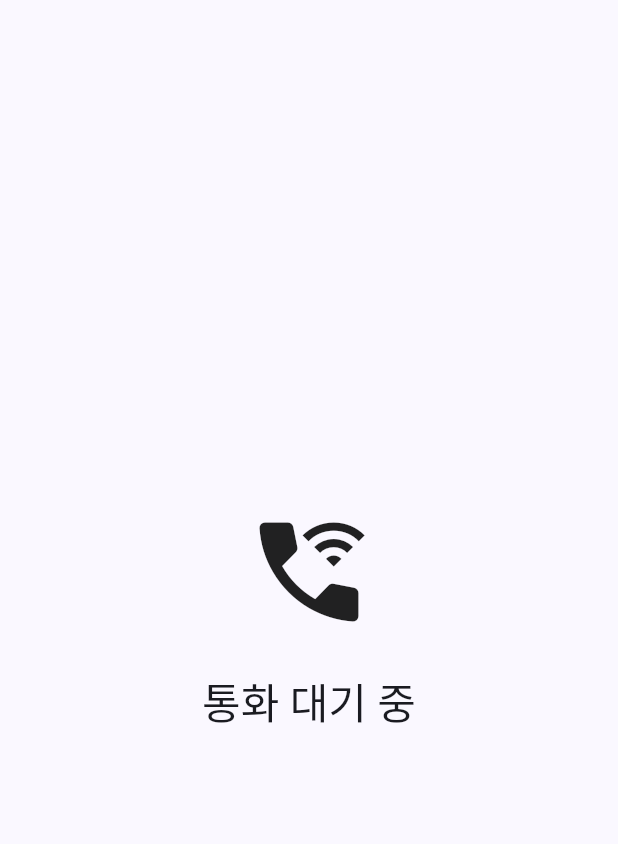
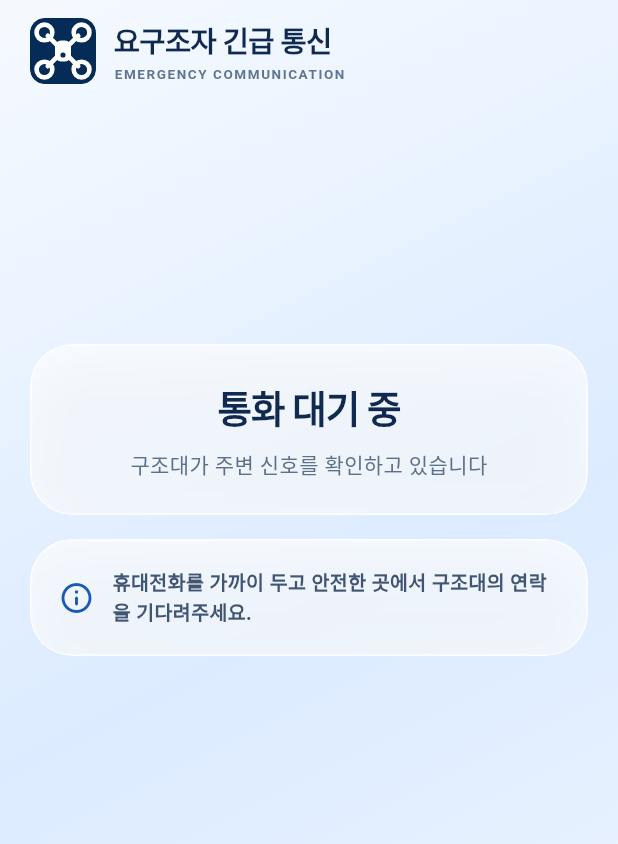
Before and after one commit to v33jy/drowning, a Flutter app: the screen it shows after launch, on a phone screen of 412 x 824 dp. Shown: the top 844 px of the screen. Run offline on Flutter 3.47's test engine with Material 3 defaults, Android fonts, the phone set to English and light mode, and no system bars; our stand-ins replace flutter_map, flutter_riverpod, flutter_svg, latlong2, permission_handler; missing offline and left inert: flutter_webrtc; network calls fail.

Commit message:
feat: 요구조자 음성 통화 UI 개선

```diff
--- a/app/lib/config.dart
+++ b/app/lib/config.dart
@@ -5,7 +5,7 @@ class Config {
   );
   static const int httpPort = int.fromEnvironment(
     'HTTP_PORT',
-    defaultValue: 8000,
+    defaultValue: 8001,
   );
   static const int mediaHttpPort = int.fromEnvironment(
     'MEDIA_HTTP_PORT',
--- /dev/null
+++ b/survivor_app/lib/call_models.dart
@@ -0,0 +1,3 @@
+enum CallPhase { waiting, connecting, active, reconnecting, disconnected }
+
+enum AudioMode { call, pushToTalk }
--- /dev/null
+++ b/survivor_app/lib/call_screen_widgets.dart
@@ -0,0 +1,300 @@
+import 'dart:ui';
+
+import 'package:flutter/material.dart';
+import 'package:flutter_svg/flutter_svg.dart';
+
+import 'call_models.dart';
+
+class BrandSplashScreen extends StatelessWidget {
+  const BrandSplashScreen({super.key});
+
+  @override
+  Widget build(BuildContext context) => const Scaffold(
+    backgroundColor: Color(0xFFF2F7FF),
+    body: SafeArea(
+      child: Center(
+        child: Column(
+          mainAxisSize: MainAxisSize.min,
+          children: [
+            _BrandLogo(size: 64),
+            SizedBox(height: 12),
+            Text(
+              'DROWNING',
+              style: TextStyle(
+                color: Color(0xFF052B57),
+                fontSize: 19,
+                fontWeight: FontWeight.w900,
+                letterSpacing: 1.8,
+              ),
+            ),
+          ],
+        ),
+      ),
+    ),
+  );
+}
+
+class _BrandLogo extends StatelessWidget {
+  const _BrandLogo({required this.size});
+
+  final double size;
+
+  @override
+  Widget build(BuildContext context) => ClipRRect(
+    borderRadius: BorderRadius.circular(size * 0.22),
+    child: SvgPicture.asset(
+      'assets/images/drowning-drone-logo.svg',
+      width: size,
+      height: size,
+    ),
+  );
+}
+
+class LiquidBackground extends StatelessWidget {
+  const LiquidBackground({super.key});
+
+  @override
+  Widget build(BuildContext context) => const DecoratedBox(
+    decoration: BoxDecoration(
+      gradient: LinearGradient(
+        begin: Alignment.topLeft,
+        end: Alignment.bottomRight,
+        colors: [Color(0xFFF6FAFF), Color(0xFFDCEBFF), Color(0xFFF2F7FF)],
+      ),
+    ),
+  );
+}
+
+class GlassPanel extends StatelessWidget {
+  const GlassPanel({
+    super.key,
+    required this.child,
+    this.padding = const EdgeInsets.all(18),
+  });
+
+  final Widget child;
+  final EdgeInsets padding;
+
+  @override
+  Widget build(BuildContext context) => ClipRRect(
+    borderRadius: BorderRadius.circular(28),
+    child: BackdropFilter(
+      filter: ImageFilter.blur(sigmaX: 22, sigmaY: 22),
+      child: Container(
+        padding: padding,
+        decoration: BoxDecoration(
+          color: Colors.white.withValues(alpha: 0.68),
+          borderRadius: BorderRadius.circular(28),
+          border: Border.all(color: Colors.white.withValues(alpha: 0.9)),
+          boxShadow: const [
+            BoxShadow(
+              color: Color(0x180C3B72),
+              blurRadius: 28,
+              offset: Offset(0, 14),
+            ),
+          ],
+        ),
+        child: child,
+      ),
+    ),
+  );
+}
+
+class AppBrandHeader extends StatelessWidget {
+  const AppBrandHeader({super.key});
+
+  @override
+  Widget build(BuildContext context) => Row(
+    children: [
+      const _BrandLogo(size: 44),
+      const SizedBox(width: 12),
+      const Expanded(
+        child: Column(
+          crossAxisAlignment: CrossAxisAlignment.start,
+          children: [
+            Text(
+              '요구조자 긴급 통신',
+              style: TextStyle(
+                color: Color(0xFF10294F),
+                fontSize: 19,
+                fontWeight: FontWeight.w900,
+                letterSpacing: -0.4,
+              ),
+            ),
+            SizedBox(height: 1),
+            Text(
+              'EMERGENCY COMMUNICATION',
+              style: TextStyle(
+                color: Color(0xFF607590),
+                fontSize: 9,
+                fontWeight: FontWeight.w700,
+                letterSpacing: 1.05,
+              ),
+            ),
+          ],
+        ),
+      ),
+    ],
+  );
+}
+
+class CallStatusCard extends StatelessWidget {
+  const CallStatusCard({
+    super.key,
+    required this.phase,
+    required this.retryAttempt,
+    required this.maxReconnectAttempts,
+  });
+
+  final CallPhase phase;
+  final int retryAttempt;
+  final int maxReconnectAttempts;
+
+  @override
+  Widget build(BuildContext context) {
+    final copy = switch (phase) {
+      CallPhase.waiting => ('통화 대기 중', '구조대가 주변 신호를 확인하고 있습니다'),
+      CallPhase.connecting => ('통화 연결 중', '구조대와 안전한 통신 채널을 연결합니다'),
+      CallPhase.active => ('구조대와 연결됨', '침착하게 현재 상황을 알려주세요'),
+      CallPhase.reconnecting => (
+        '통화 재연결 중',
+        '자동 재연결 $retryAttempt/$maxReconnectAttempts',
+      ),
+      CallPhase.disconnected => ('통화 연결 끊김', '아래 버튼을 눌러 다시 연결해주세요'),
+    };
+    return GlassPanel(
+      padding: const EdgeInsets.fromLTRB(22, 24, 22, 22),
+      child: Column(
+        children: [
+          Text(
+            copy.$1,
+            textAlign: TextAlign.center,
+            style: const TextStyle(
+              color: Color(0xFF10294F),
+              fontSize: 25,
+              fontWeight: FontWeight.w900,
+              letterSpacing: -0.8,
+            ),
+          ),
+          const SizedBox(height: 7),
+          Text(
+            copy.$2,
+            textAlign: TextAlign.center,
+            style: const TextStyle(
+              color: Color(0xFF5C708A),
+              fontSize: 14,
+              fontWeight: FontWeight.w500,
+            ),
+          ),
+        ],
+      ),
+    );
+  }
+}
+
+class SafetyGuideCard extends StatelessWidget {
+  const SafetyGuideCard({super.key});
+
+  @override
+  Widget build(BuildContext context) => const GlassPanel(
+    child: Row(
+      children: [
+        Icon(Icons.info_outline_rounded, color: Color(0xFF1A5AB2)),
+        SizedBox(width: 12),
+        Expanded(
+          child: Text(
+            '휴대전화를 가까이 두고 안전한 곳에서 구조대의 연락을 기다려주세요.',
+            style: TextStyle(
+              color: Color(0xFF405571),
+              height: 1.45,
+              fontSize: 13,
+              fontWeight: FontWeight.w600,
+            ),
+          ),
+        ),
+      ],
+    ),
+  );
+}
+
+class AudioModeSelector extends StatelessWidget {
+  const AudioModeSelector({
+    super.key,
+    required this.mode,
+    required this.onChanged,
+  });
+
+  final AudioMode mode;
+  final ValueChanged<AudioMode> onChanged;
+
+  @override
+  Widget build(BuildContext context) => SegmentedButton<AudioMode>(
+    segments: const [
+      ButtonSegment(
+        value: AudioMode.call,
+        label: Text('통화하기'),
+        icon: Icon(Icons.call_rounded),
+      ),
+      ButtonSegment(
+        value: AudioMode.pushToTalk,
+        label: Text('눌러서 말하기'),
+        icon: Icon(Icons.radio_rounded),
+      ),
+    ],
+    selected: {mode},
+    onSelectionChanged: (selection) => onChanged(selection.first),
+    showSelectedIcon: false,
+    style: ButtonStyle(
+      visualDensity: VisualDensity.comfortable,
+      textStyle: WidgetStateProperty.all(
+        const TextStyle(fontWeight: FontWeight.w800),
+      ),
+    ),
+  );
+}
+
+class NormalCallControl extends StatelessWidget {
+  const NormalCallControl({
+    super.key,
+    required this.isMuted,
+    required this.onToggleMute,
+  });
+
+  final bool isMuted;
+  final VoidCallback onToggleMute;
+
+  @override
+  Widget build(BuildContext context) => Column(
+    children: [
+      FilledButton.tonalIcon(
+        style: FilledButton.styleFrom(
+          minimumSize: const Size.fromHeight(58),
+          shape: RoundedRectangleBorder(
+            borderRadius: BorderRadius.circular(20),
+          ),
+          backgroundColor: isMuted
+              ? const Color(0xFFFFE8EB)
+              : const Color(0xFFE4EEFF),
+          foregroundColor: isMuted
+              ? const Color(0xFFB72F42)
+              : const Color(0xFF164194),
+        ),
+        onPressed: onToggleMute,
+        icon: Icon(isMuted ? Icons.mic_off_rounded : Icons.mic_rounded),
+        label: Text(
+          isMuted ? '음소거 해제' : '마이크 음소거',
+          style: const TextStyle(fontSize: 16, fontWeight: FontWeight.w800),
+        ),
+      ),
+      const SizedBox(height: 12),
+      Text(
+        isMuted ? '내 목소리가 전달되지 않습니다' : '양방향 음성 통화 중입니다',
+        style: const TextStyle(
+          color: Color(0xFF405571),
+          fontSize: 13,
+          fontWeight: FontWeight.w600,
+        ),
+      ),
+    ],
+  );
+}
--- a/survivor_app/lib/main.dart
+++ b/survivor_app/lib/main.dart
@@ -6,7 +6,11 @@ import 'package:flutter_webrtc/flutter_webrtc.dart';
 import 'package:permission_handler/permission_handler.dart';
 import 'package:web_socket_channel/web_socket_channel.dart';
 
+import 'call_models.dart';
+import 'call_screen_widgets.dart';
 import 'push_to_talk_button.dart';
+
+export 'call_models.dart';
 
 void main() => runApp(const SurvivorApp());
 
@@ -15,13 +19,11 @@ class ServerConfig {
     'SERVER_HOST',
     defaultValue: 'localhost',
   );
-  static const port = int.fromEnvironment('HTTP_PORT', defaultValue: 8000);
+  static const port = int.fromEnvironment('HTTP_PORT', defaultValue: 8001);
 
   static String ws(String path) =>
       port == 443 ? 'wss://$host$path' : 'ws://$host:$port$path';
 }
-
-enum CallPhase { waiting, connecting, active, reconnecting, disconnected }
 
 class SurvivorCallController extends ChangeNotifier {
   SurvivorCallController({
@@ -30,6 +32,8 @@ class SurvivorCallController extends ChangeNotifier {
 
   final Duration connectionAttemptTimeout;
   CallPhase phase = CallPhase.waiting;
+  AudioMode audioMode = AudioMode.call;
+  bool isMuted = false;
   bool isTransmitting = false;
 
   WebSocketChannel? _listener;
@@ -156,6 +160,7 @@ class SurvivorCallController extends ChangeNotifier {
           _callConnectionAttemptTimer?.cancel();
           _retryAttempt = 0;
           phase = CallPhase.active;
+          _applyAudioMode();
           notifyListeners();
         } else if (connectionState ==
                 RTCPeerConnectionState.RTCPeerConnectionStateFailed ||
@@ -245,6 +250,11 @@ class SurvivorCallController extends ChangeNotifier {
         }
       case 'call-end':
         await endCall(notifyPeer: false);
+      case 'peer-disconnected':
+        final sessionId = _sessionId;
+        if (sessionId != null) {
+          await _handleCallFailure(sessionId, _connectionGeneration);
+        }
     }
   }
 
@@ -253,7 +263,11 @@ class SurvivorCallController extends ChangeNotifier {
   }
 
   void startTransmitting() {
-    if (_disposed || phase != CallPhase.active) return;
+    if (_disposed ||
+        phase != CallPhase.active ||
+        audioMode != AudioMode.pushToTalk) {
+      return;
+    }
     _setMicrophoneEnabled(true);
     isTransmitting = true;
     notifyListeners();
@@ -264,6 +278,29 @@ class SurvivorCallController extends ChangeNotifier {
     _setMicrophoneEnabled(false);
     isTransmitting = false;
     notifyListeners();
+  }
+
+  void setAudioMode(AudioMode mode) {
+    if (_disposed || audioMode == mode) return;
+    isTransmitting = false;
+    audioMode = mode;
+    _applyAudioMode();
+    notifyListeners();
+  }
+
+  void toggleMute() {
+    if (_disposed || phase != CallPhase.active || audioMode != AudioMode.call) {
+      return;
+    }
+    isMuted = !isMuted;
+    _setMicrophoneEnabled(!isMuted);
+    notifyListeners();
+  }
+
+  void _applyAudioMode() {
+    _setMicrophoneEnabled(
+      phase == CallPhase.active && audioMode == AudioMode.call && !isMuted,
+    );
   }
 
   void _setMicrophoneEnabled(bool enabled) {
@@ -330,18 +367,44 @@ class SurvivorCallController extends ChangeNotifier {
   }
 }
 
-class SurvivorApp extends StatelessWidget {
+class SurvivorApp extends StatefulWidget {
   const SurvivorApp({super.key});
+
+  @override
+  State<SurvivorApp> createState() => _SurvivorAppState();
+}
+
+class _SurvivorAppState extends State<SurvivorApp> {
+  bool _showSplash = true;
+
+  @override
+  void initState() {
+    super.initState();
+    Timer(const Duration(milliseconds: 1200), () {
+      if (mounted) setState(() => _showSplash = false);
+    });
+  }
 
   @override
   Widget build(BuildContext context) {
     return MaterialApp(
+      debugShowCheckedModeBanner: false,
       title: '요구조자 통화',
       theme: ThemeData(
-        colorSchemeSeed: const Color(0xFF0B50D0),
+        colorScheme: ColorScheme.fromSeed(
+          seedColor: const Color(0xFF164194),
+          brightness: Brightness.light,
+        ),
+        scaffoldBackgroundColor: const Color(0xFFEAF3FF),
+        fontFamilyFallback: const ['Pretendard', 'Noto Sans KR', 'sans-serif'],
         useMaterial3: true,
       ),
-      home: const CallScreen(),
+      home: AnimatedSwitcher(
+        duration: const Duration(milliseconds: 260),
+        child: _showSplash
+            ? const BrandSplashScreen(key: ValueKey('brand-splash'))
+            : const CallScreen(key: ValueKey('call-screen')),
+      ),
     );
   }
 }
@@ -381,72 +444,124 @@ class _CallScreenState extends State<CallScreen> {
       builder: (context, _) {
         final inCall = controller.phase != CallPhase.waiting;
         return Scaffold(
-          body: SafeArea(
-            child: Center(
-              child: Padding(
-                padding: const EdgeInsets.all(32),
+          body: Stack(
+            children: [
+              const Positioned.fill(child: LiquidBackground()),
+              SafeArea(
+                child: LayoutBuilder(
+                  builder: (context, constraints) => SingleChildScrollView(
+                    padding: const EdgeInsets.fromLTRB(20, 12, 20, 24),
+                    child: ConstrainedBox(
+                      constraints: BoxConstraints(
+                        minHeight:
+                            constraints.hasBoundedHeight &&
+                                constraints.maxHeight > 36
+                            ? constraints.maxHeight - 36
+                            : 0,
+                      ),
+                      child: IntrinsicHeight(
                         child: Column(
-                  mainAxisAlignment: MainAxisAlignment.center,
+                          crossAxisAlignment: CrossAxisAlignment.stretch,
                           children: [
-                    Icon(inCall ? Icons.call : Icons.wifi_calling_3, size: 88),
-                    const SizedBox(height: 24),
-                    Text(switch (controller.phase) {
-                      CallPhase.waiting => '통화 대기 중',
-                      CallPhase.connecting => '통화 연결 중',
-                      CallPhase.active => '통화 중',
-                      CallPhase.reconnecting => '통화 재연결 중',
-                      CallPhase.disconnected => '통화 연결 끊김',
-                    }, style: Theme.of(context).textTheme.headlineMedium),
-                    if (controller.phase == CallPhase.reconnecting) ...[
-                      const SizedBox(height: 12),
+                            const AppBrandHeader(),
+                            const Spacer(),
+                            CallStatusCard(
+                              phase: controller.phase,
+                              retryAttempt: controller.retryAttempt,
+                              maxReconnectAttempts:
+                                  SurvivorCallController.maxReconnectAttempts,
+                            ),
+                            const SizedBox(height: 16),
+                            if (controller.phase == CallPhase.active)
+                              GlassPanel(
+                                padding: const EdgeInsets.fromLTRB(
+                                  18,
+                                  22,
+                                  18,
+                                  18,
+                                ),
+                                child: Column(
+                                  children: [
+                                    AudioModeSelector(
+                                      mode: controller.audioMode,
+                                      onChanged: controller.setAudioMode,
+                                    ),
+                                    const SizedBox(height: 18),
+                                    if (controller.audioMode == AudioMode.call)
+                                      NormalCallControl(
+                                        isMuted: controller.isMuted,
+                                        onToggleMute: controller.toggleMute,
+                                      )
+                                    else ...[
+                                      SurvivorPushToTalkButton(
+                                        isTransmitting:
+                                            controller.isTransmitting,
+                                        onTransmitStart:
+                                            controller.startTransmitting,
+                                        onTransmitEnd:
+                                            controller.stopTransmitting,
+                                      ),
+                                      const SizedBox(height: 14),
                                       Text(
-                        '자동 재연결 ${controller.retryAttempt}/'
-                        '${SurvivorCallController.maxReconnectAttempts}',
+                                        controller.isTransmitting
+                                            ? '목소리를 구조대에 전송하고 있습니다'
+                                            : '버튼을 누르는 동안만 마이크가 켜집니다',
+                                        textAlign: TextAlign.center,
+                                        style: const TextStyle(
+                                          color: Color(0xFF405571),
+                                          fontSize: 13,
+                                          fontWeight: FontWeight.w600,
+                                        ),
                                       ),
                                     ],
-                    if (inCall) ...[
-                      if (controller.phase == CallPhase.active) ...[
-                        const SizedBox(height: 40),
-                        SurvivorPushToTalkButton(
-                          isTransmitting: controller.isTransmitting,
-                          onTransmitStart: controller.startTransmitting,
-                          onTransmitEnd: controller.stopTransmitting,
+                                  ],
                                 ),
-                        const SizedBox(height: 12),
-                        Text(
-                          controller.isTransmitting
-                              ? '목소리를 전송하고 있습니다'
-                              : '평소에는 마이크가 꺼져 있습니다',
-                          style: Theme.of(context).textTheme.bodyMedium,
-                        ),
-                      ],
-                      const SizedBox(height: 48),
+                              )
+                            else
+                              const SafetyGuideCard(),
+                            const SizedBox(height: 16),
+                            if (inCall)
                               FilledButton.icon(
                                 style: FilledButton.styleFrom(
+                                  minimumSize: const Size.fromHeight(56),
                                   backgroundColor:
                                       controller.phase == CallPhase.disconnected
-                              ? Theme.of(context).colorScheme.primary
-                              : Theme.of(context).colorScheme.error,
+                                      ? const Color(0xFF164194)
+                                      : const Color(0xFFD83A4A),
+                                  foregroundColor: Colors.white,
+                                  shape: RoundedRectangleBorder(
+                                    borderRadius: BorderRadius.circular(20),
                                   ),
-                        onPressed: controller.phase == CallPhase.disconnected
+                                  elevation: 0,
+                                ),
+                                onPressed:
+                                    controller.phase == CallPhase.disconnected
                                     ? controller.retryCall
                                     : controller.endCall,
                                 icon: Icon(
                                   controller.phase == CallPhase.disconnected
-                              ? Icons.refresh
-                              : Icons.call_end,
+                                      ? Icons.refresh_rounded
+                                      : Icons.call_end_rounded,
                                 ),
                                 label: Text(
                                   controller.phase == CallPhase.disconnected
                                       ? '다시 연결'
                                       : '통화 종료',
+                                  style: const TextStyle(
+                                    fontSize: 16,
+                                    fontWeight: FontWeight.w800,
                                   ),
                                 ),
-                    ],
+                              ),
+                            const Spacer(flex: 2),
                           ],
                         ),
                       ),
                     ),
+                  ),
+                ),
+              ),
+            ],
           ),
         );
       },
--- a/survivor_app/pubspec.yaml
+++ b/survivor_app/pubspec.yaml
@@ -34,6 +34,7 @@ dependencies:
   flutter_webrtc: ^1.2.0
   web_socket_channel: ^3.0.1
   permission_handler: ^11.4.0
+  flutter_svg: ^2.3.0
 
   # The following adds the Cupertino Icons font to your application.
   # Use with the CupertinoIcons class for iOS style icons.
@@ -60,6 +61,9 @@ flutter:
   # included with your application, so that you can use the icons in
   # the material Icons class.
   uses-material-design: true
+
+  assets:
+    - assets/images/drowning-drone-logo.svg
 
   # To add assets to your application, add an assets section, like this:
   # assets:
```
Also changed, not shown: app/lib/features/detection/detection_actions.dart (+5 -10 lines), app/lib/services/call_service.dart (+69 -4 lines), survivor_app/lib/push_to_talk_button.dart (+41 -11 lines), survivor_app/assets/images/drowning-drone-logo.svg (added), survivor_app/pubspec.lock, 15 other files. Lines whose indentation alone changed are shown as unchanged.
